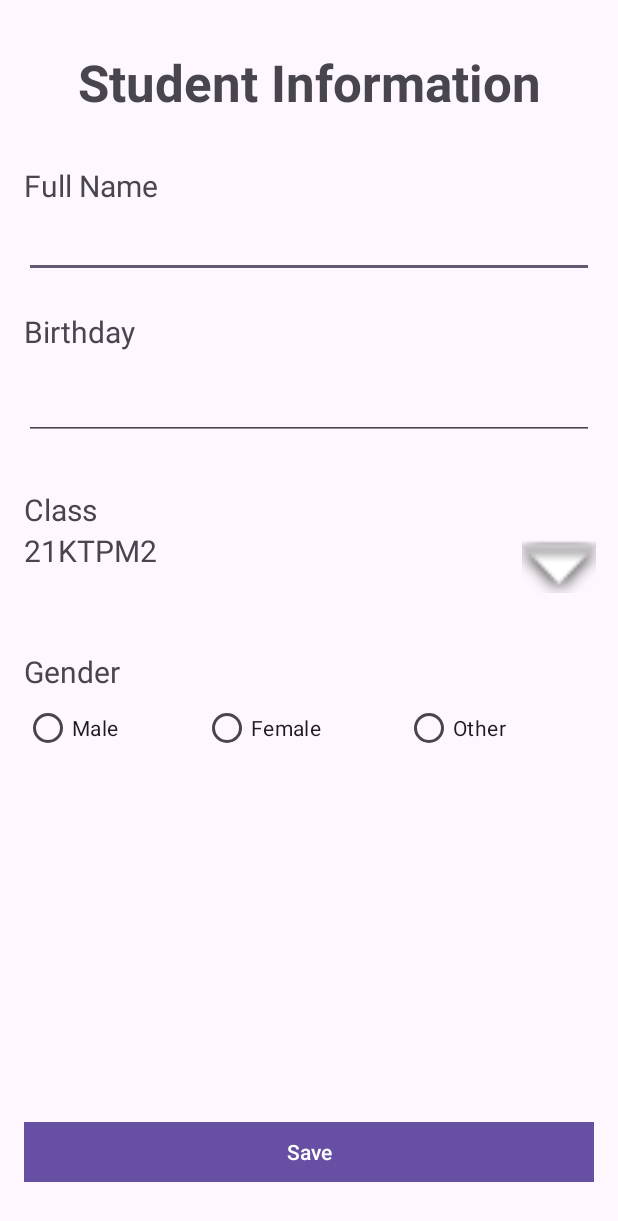
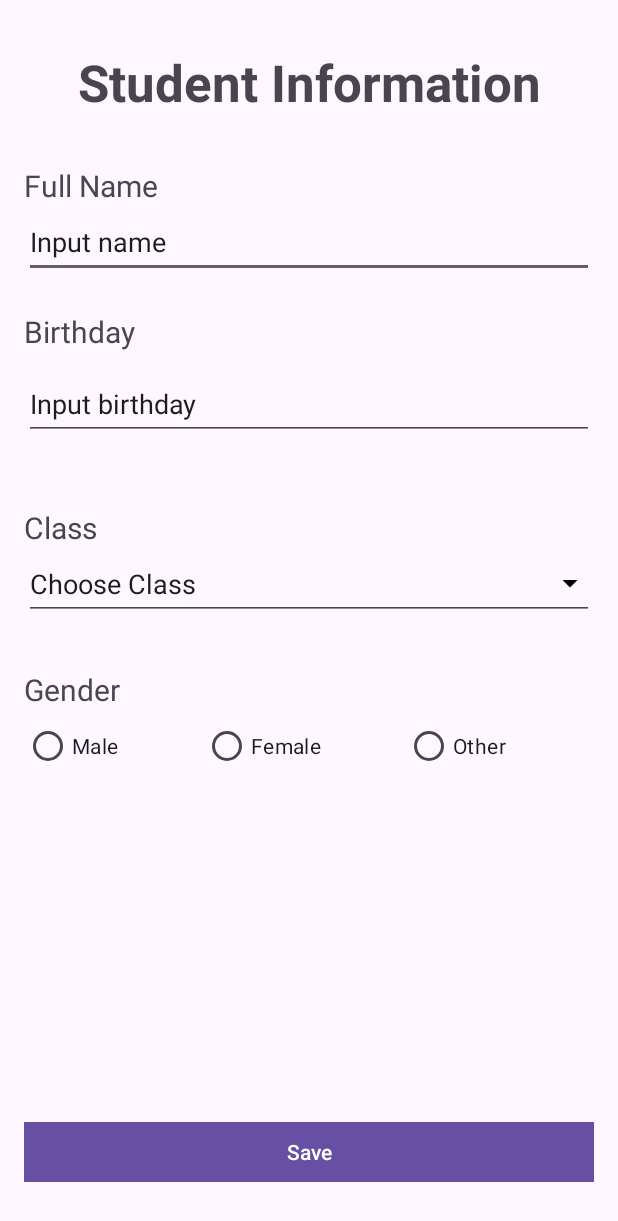
Before and after one commit to HuyBean/Mobile-Application-Development, an Android app: the StudentInfoActivity screen opened directly, with no data from a screen before it, on a phone screen of 412 x 824 dp. Shown: the top 1221 px of the screen. Run offline under Robolectric (Android 15) with nearby library versions, the phone set to English and light mode, and no system bars.

Commit message:
Complete app

```diff
--- a/StudentManagementApp/app/src/main/java/com/example/studentmanagementapp/StudentInfoActivity.kt
+++ b/StudentManagementApp/app/src/main/java/com/example/studentmanagementapp/StudentInfoActivity.kt
@@ -2,7 +2,6 @@ package com.example.studentmanagementapp
 
 import android.app.Activity
 import android.content.Intent
-import androidx.activity.result.contract.ActivityResultContracts
 import androidx.appcompat.app.AppCompatActivity
 import android.os.Bundle
 import android.widget.*
@@ -10,8 +9,7 @@ import android.widget.*
 class StudentInfoActivity : AppCompatActivity() {
     private lateinit var fullnameEditText: EditText
     private lateinit var dobEditText: EditText
-    private lateinit var textViewClassroom: TextView
-    private lateinit var imageViewClass: ImageView
+    private lateinit var editTextClass: EditText
     private lateinit var maleRadioButton: RadioButton
     private lateinit var femaleRadioButton: RadioButton
     private lateinit var otherGenderRadioButton: RadioButton
@@ -29,13 +27,12 @@ class StudentInfoActivity : AppCompatActivity() {
 
         fullnameEditText = findViewById(R.id.fullnameTextView)
         dobEditText = findViewById(R.id.dobTextView)
-        textViewClassroom = findViewById(R.id.textViewClassroom)
-        imageViewClass = findViewById(R.id.imageViewClass)
+        editTextClass = findViewById(R.id.editTextText)
         maleRadioButton = findViewById(R.id.male)
         femaleRadioButton = findViewById(R.id.female)
         otherGenderRadioButton = findViewById(R.id.otherGender)
 
-        imageViewClass.setOnClickListener {
+        editTextClass.setOnClickListener {
             val intentClass = Intent(this, ClassActivity::class.java)
             startActivityForResult(intentClass, REQUEST_CODE_SELECT_CLASS)
         }
@@ -69,8 +66,8 @@ class StudentInfoActivity : AppCompatActivity() {
         if (requestCode == REQUEST_CODE_SELECT_CLASS && resultCode == Activity.RESULT_OK) {
             // Nhận giá trị lớp học được chọn từ Intent
             selectedClassroom = data?.getStringExtra("classroom")
-            // Hiển thị giá trị lớp học trong textViewClassroom
-            textViewClassroom.text = selectedClassroom
+            // Hiển thị giá trị lớp học trong editTextClass
+            editTextClass.setText(selectedClassroom ?: "Choose Class")
         }
     }
 }
--- /dev/null
+++ b/StudentManagementApp/app/src/main/res/drawable/ic_arrow_down.xml
@@ -0,0 +1,11 @@
+<?xml version="1.0" encoding="utf-8"?>
+<vector xmlns:android="http://schemas.android.com/apk/res/android"
+    android:width="24dp"
+    android:height="24dp"
+    android:viewportWidth="24.0"
+    android:viewportHeight="24.0"
+    android:tint="@android:color/black">
+    <path
+        android:fillColor="@android:color/black"
+        android:pathData="M7,10l5,5 5,-5z" />
+</vector>
--- a/StudentManagementApp/app/src/main/res/layout/activity_student_info.xml
+++ b/StudentManagementApp/app/src/main/res/layout/activity_student_info.xml
@@ -29,6 +29,7 @@
         android:layout_marginEnd="16dp"
         android:ems="10"
         android:inputType="textPersonName"
+        android:text="Input name"
         app:layout_constraintEnd_toEndOf="parent"
         app:layout_constraintHorizontal_bias="0.574"
         app:layout_constraintStart_toStartOf="parent"
@@ -43,6 +44,7 @@
         android:layout_marginEnd="16dp"
         android:ems="10"
         android:inputType="date"
+        android:text="Input birthday"
         app:layout_constraintEnd_toEndOf="parent"
         app:layout_constraintHorizontal_bias="0.497"
         app:layout_constraintStart_toStartOf="parent"
@@ -59,7 +61,7 @@
         app:layout_constraintEnd_toEndOf="parent"
         app:layout_constraintHorizontal_bias="0.0"
         app:layout_constraintStart_toStartOf="parent"
-        app:layout_constraintTop_toBottomOf="@+id/textViewClassroom">
+        app:layout_constraintTop_toBottomOf="@+id/editTextText">
 
         <RadioButton
             android:id="@+id/male"
@@ -140,28 +142,25 @@
         android:ems="10"
         android:text="@string/classroom"
         android:textSize="20sp"
-        app:layout_constraintBottom_toTopOf="@+id/textViewClassroom"
+        app:layout_constraintBottom_toTopOf="@+id/editTextText"
         app:layout_constraintStart_toStartOf="parent" />
 
-    <TextView
-        android:id="@+id/textViewClassroom"
-        android:layout_width="317dp"
+    <EditText
+        android:id="@+id/editTextText"
+        android:layout_width="0dp"
         android:layout_height="48dp"
         android:layout_marginStart="16dp"
-        android:layout_marginTop="60dp"
-        android:text="21KTPM2"
-        android:textSize="20sp"
+        android:layout_marginTop="72dp"
+        android:layout_marginEnd="16dp"
+        android:ems="10"
+        android:inputType="text"
+        android:text="Choose Class"
+        android:focusable="false"
+        android:clickable="true"
+        android:visibility="visible"
+        android:drawableEnd="@drawable/ic_arrow_down"
+        app:layout_constraintEnd_toEndOf="parent"
         app:layout_constraintStart_toStartOf="parent"
         app:layout_constraintTop_toBottomOf="@+id/dobTextView" />
 
-    <ImageView
-        android:id="@+id/imageViewClass"
-        android:layout_width="49dp"
-        android:layout_height="48dp"
-        app:layout_constraintBottom_toBottomOf="@+id/textViewClassroom"
-        app:layout_constraintEnd_toEndOf="parent"
-        app:layout_constraintStart_toEndOf="@+id/textViewClassroom"
-        app:layout_constraintTop_toTopOf="@+id/textViewClassroom"
-        app:srcCompat="@android:drawable/arrow_down_float" />
-
 </androidx.constraintlayout.widget.ConstraintLayout>
```
Also changed, not shown: StudentManagementApp/app/src/main/java/com/example/studentmanagementapp/SecondActivity.kt (+7 -8 lines), StudentManagementApp/app/src/main/res/layout/activity_second.xml (+16 -19 lines).
